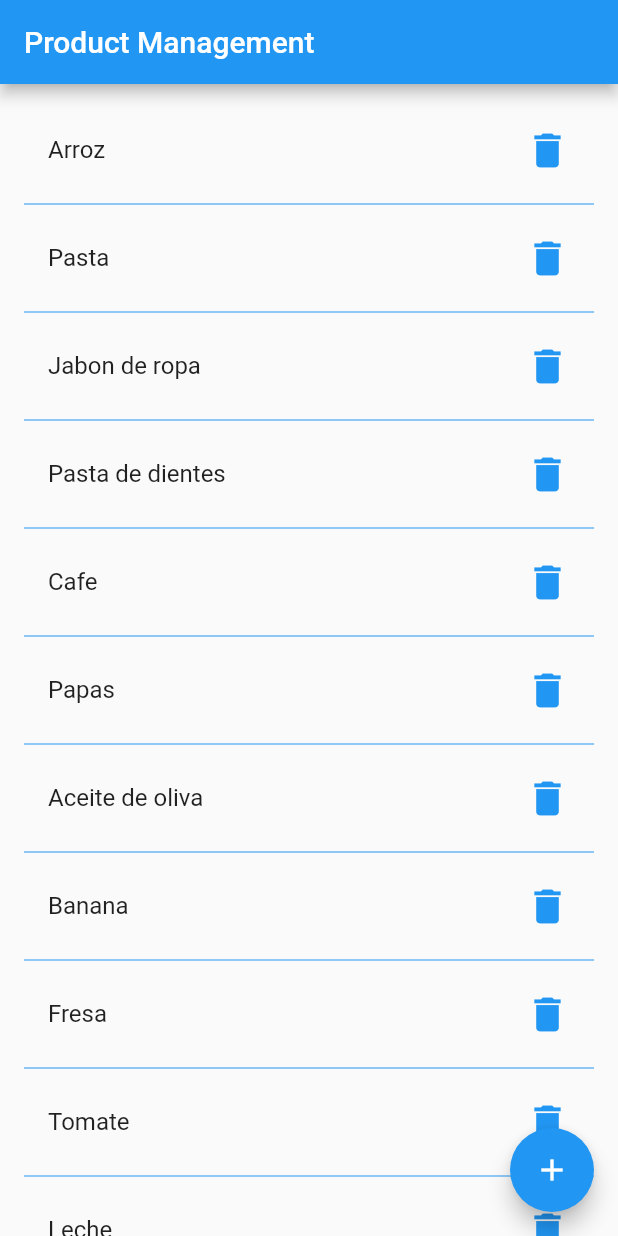
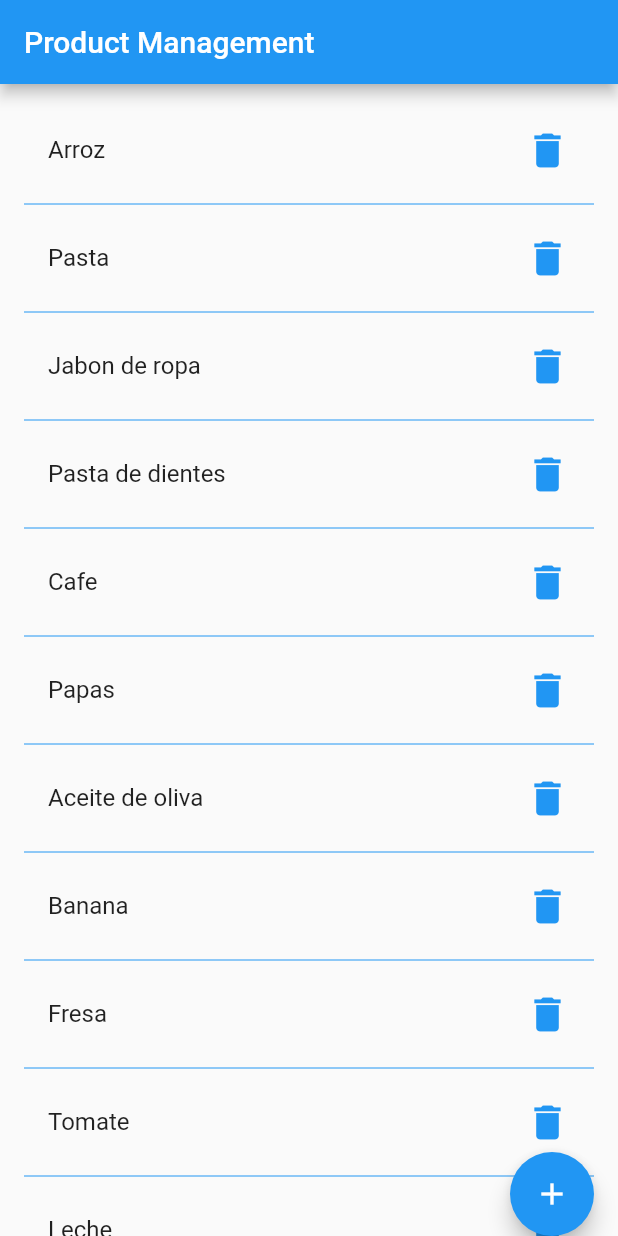
Before and after one commit to javiersantossanchez/shooping_list, a Flutter app: the ProductCatalogManagementScreen screen opened directly, on a phone screen of 412 x 824 dp. Run offline on Flutter 3.47's test engine with Material 2 defaults, Android fonts, the phone set to English and light mode, and no system bars; network calls fail.

```diff
--- a/lib/ui/ProductCatalogManagementScreen.dart
+++ b/lib/ui/ProductCatalogManagementScreen.dart
@@ -27,7 +27,7 @@ class ProductCatalogManagementScreenState
     return new Expanded(
         child: ListView.separated(
             separatorBuilder: (context, index) => div,
-            padding: const EdgeInsets.all(16.0),
+            padding: const EdgeInsets.fromLTRB(16.0, 16.0, 16.0, 56),
             itemCount: productLst.length,
             itemBuilder: (context, index) =>
                 _buildRow(productLst[index], context)));
@@ -87,7 +87,9 @@ class ProductCatalogManagementScreenState
         title: Text('Product Management'),
       ),
       body: _buildBody(),
+      floatingActionButtonLocation: FloatingActionButtonLocation.endDocked,
       floatingActionButton: FloatingActionButton(
+
         child: Icon(Icons.add),
         onPressed: () => this.onClickAddButton(context),
       ),
```
